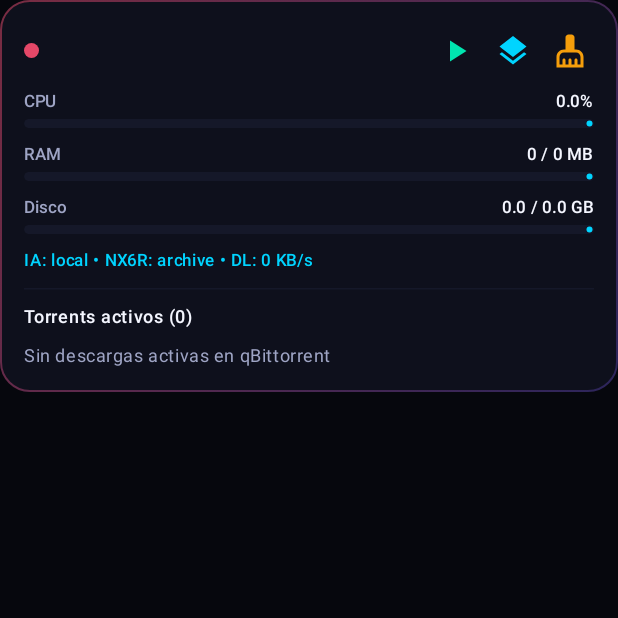
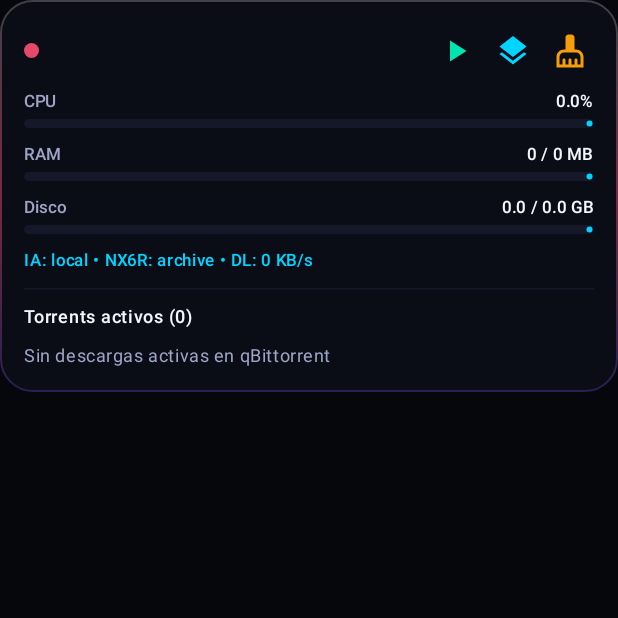
Before and after one commit to rakkio/hextapp-vps-admin, an Android app built with Jetpack Compose: the composable VpsNodeCard shown on its own in the app's theme, on a phone screen of 412 x 824 dp, the top half of it. Run offline under Robolectric (Android 15) with nearby library versions, the phone set to English and light mode, and no system bars.

Commit message:
feat(ui): implement iOS Liquid Glass translucent blur across cards and surfaces

```diff
--- a/app/src/main/java/com/hextapp/vpsadmin/ui/screens/MonitorScreen.kt
+++ b/app/src/main/java/com/hextapp/vpsadmin/ui/screens/MonitorScreen.kt
@@ -171,14 +171,15 @@ private fun VpsNodeCard(
 
     Card(
         modifier = Modifier.fillMaxWidth(),
-        colors = CardDefaults.cardColors(containerColor = MaterialTheme.colorScheme.surface),
-        shape = RoundedCornerShape(20.dp),
+        colors = CardDefaults.cardColors(containerColor = MaterialTheme.colorScheme.surface.copy(alpha = 0.62f)),
+        shape = RoundedCornerShape(22.dp),
         border = BorderStroke(
             1.dp,
-            Brush.linearGradient(
+            Brush.verticalGradient(
                 listOf(
-                    if (isOnline) PrimaryCyan.copy(alpha = 0.45f) else DangerRed.copy(alpha = 0.5f),
-                    AccentPurple.copy(alpha = 0.28f),
+                    androidx.compose.ui.graphics.Color.White.copy(alpha = 0.22f),
+                    if (isOnline) PrimaryCyan.copy(alpha = 0.42f) else DangerRed.copy(alpha = 0.5f),
+                    AccentPurple.copy(alpha = 0.25f),
                 )
             )
         ),
```
